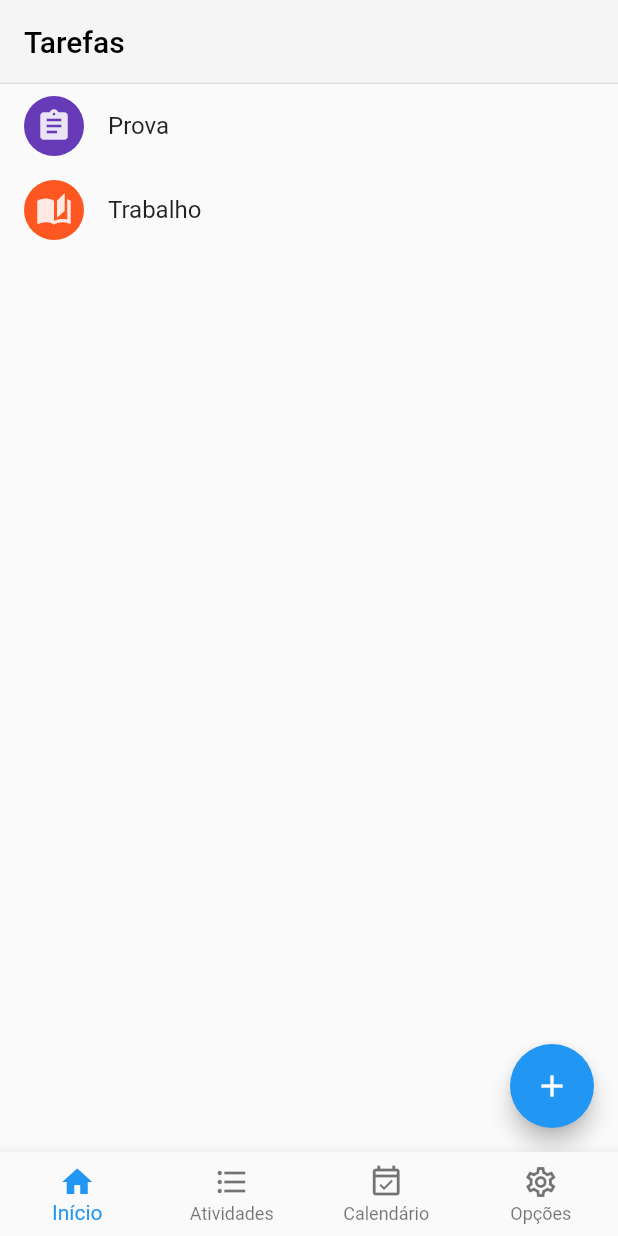
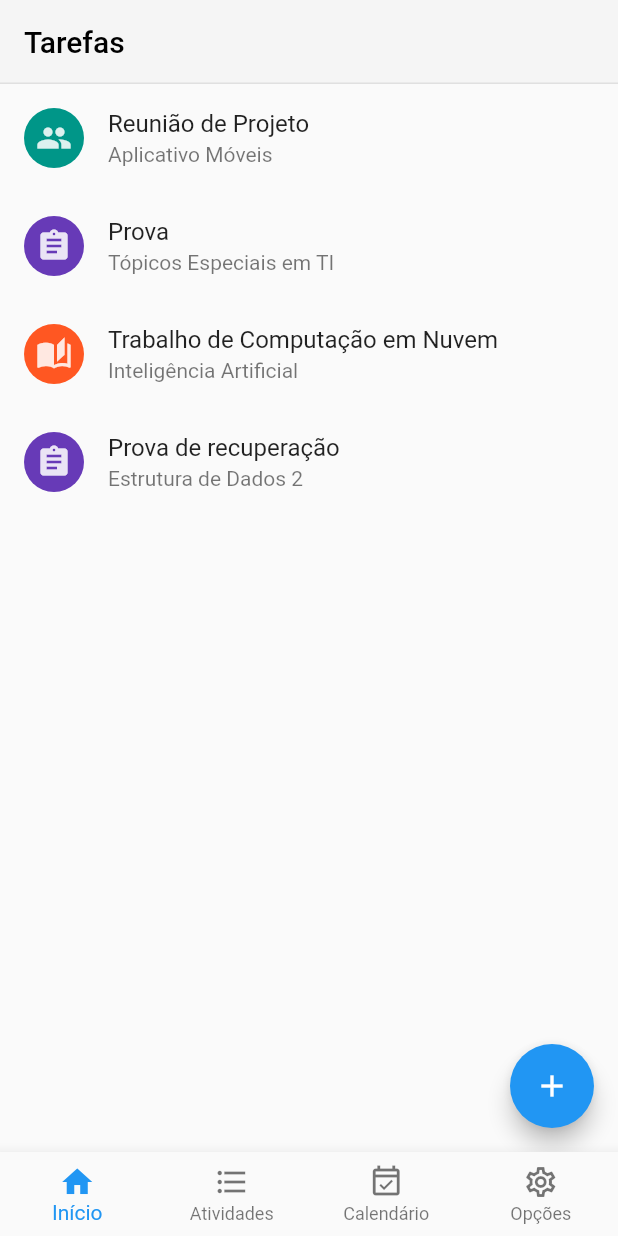
Before and after one commit to habibasseiss/school_planner, a Flutter app: the screen it shows after launch, swiped to page 2, on a phone screen of 412 x 824 dp. Run offline on Flutter 3.47's test engine with Material 2 defaults, Android fonts, the phone set to English and light mode, and no system bars; our stand-ins replace flutter_svg, sqflite, table_calendar; accounts and stored records are empty.

Commit message:
db ainda

```diff
--- a/lib/src/dataBase/db.dart
+++ b/lib/src/dataBase/db.dart
@@ -11,6 +11,6 @@ class DB {
 
   get database async {
     if (_database != null) return _database;
-    //return await _initDatabase();
+    //return await _initdatabase();
   }
 }
--- a/lib/src/models/professor.dart
+++ b/lib/src/models/professor.dart
@@ -8,7 +8,8 @@ class Professor {
 
   // fixed sample data
   static final List<Professor> _professors = [
-    Professor(1, "George"),
-    Professor(2, "Ricardo"),
+    Professor(0, "George"),
+    Professor(1, "Ricardo"),
+    Professor(2, "Habib")
   ];
 }
--- a/lib/src/models/subject.dart
+++ b/lib/src/models/subject.dart
@@ -17,7 +17,9 @@ class Subject {
 
   // fixed sample data
   static final List<Subject> _subjects = [
-    Subject(1, "Geografia", Professor.professors[0]),
-    Subject(2, "História", Professor.professors[1]),
+    Subject(0, "Aplicativo Móveis", Professor.professors[0]),
+    Subject(2, "Tópicos Especiais em TI", Professor.professors[1]),
+    Subject(1, "Inteligência Artificial", Professor.professors[2]),
+    Subject(3, "Estrutura de Dados 2", Professor.professors[2]),
   ];
 }
--- a/lib/src/models/task.dart
+++ b/lib/src/models/task.dart
@@ -23,9 +23,19 @@ class Task {
 
   // fixed sample data
   static final List<Task> _tasks = [
-    Task(1, "Prova", "Prova de Geografia", DateTime.utc(2021, 11, 20), false,
-        TaskType.test, Subject.subjects[0]),
-    Task(1, "Trabalho", "Trabalho de História", DateTime.utc(2021, 11, 15),
-        false, TaskType.homework, Subject.subjects[1]),
+    Task(1, "Reunião de Projeto", "Reunião", DateTime.utc(2021, 11, 20), false,
+        TaskType.meeting, Subject.subjects[0]),
+    Task(2, "Prova", "Prova de Inteligência Artificial",
+        DateTime.utc(2021, 11, 15), false, TaskType.test, Subject.subjects[1]),
+    Task(
+        3,
+        "Trabalho de Computação em Nuvem",
+        "Trabalho de Computação em Nuvem",
+        DateTime.utc(2021, 11, 15),
+        false,
+        TaskType.homework,
+        Subject.subjects[2]),
+    Task(4, "Prova de recuperação", "Prova de recuperação",
+        DateTime.utc(2021, 11, 15), false, TaskType.test, Subject.subjects[3]),
   ];
 }
--- a/lib/src/tasks/tasks_list_view.dart
+++ b/lib/src/tasks/tasks_list_view.dart
@@ -53,6 +53,7 @@ class SampleItemListView extends StatelessWidget {
 
           return ListTile(
               title: Text(item.title),
+              subtitle: Text(item.subject.title),
               leading: getIcon(items[index].type),
               onTap: () {
                 // Navigate to the details page.
--- a/pubspec.yaml
+++ b/pubspec.yaml
@@ -15,6 +15,7 @@ dependencies:
   table_calendar: ^3.0.3
   intl: ^0.17.0
   sqflite:
+  path:
 
   flutter:
     sdk: flutter
```
Also changed, not shown: pubspec.lock.
